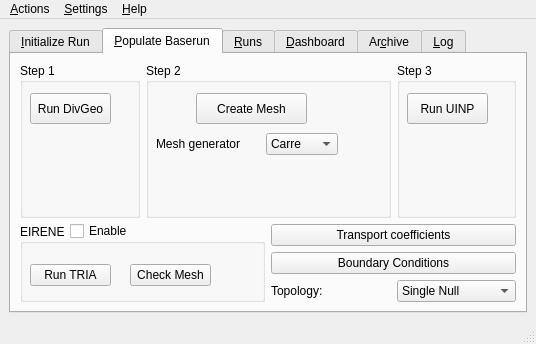
Old version of the form src/gui/solps.ui in the repository LeCAD-PEG/SOLPS-GUI.
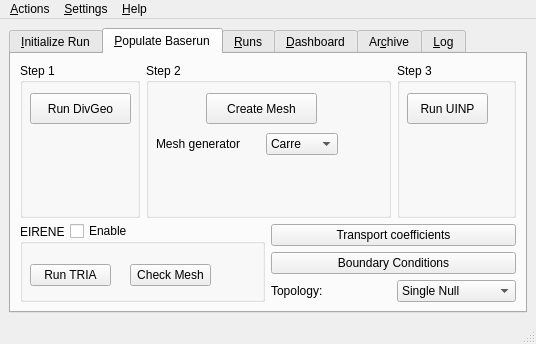
New version of the form. The open tabs and pages were chosen to show the change.

Commit message: Stop button and sumission description

```diff
--- a/src/gui/solps.ui
+++ b/src/gui/solps.ui
@@ -156,7 +156,7 @@
             <rect>
              <x>10</x>
              <y>30</y>
-             <width>81</width>
+             <width>101</width>
              <height>31</height>
             </rect>
            </property>
@@ -174,7 +174,7 @@
           <widget class="QPushButton" name="pushButton_2">
            <property name="geometry">
             <rect>
-             <x>50</x>
+             <x>60</x>
              <y>30</y>
              <width>111</width>
              <height>31</height>
```
Left out of the diff: 6 changed lines with no effect on the pictures. The commit also changes 4 other files.
